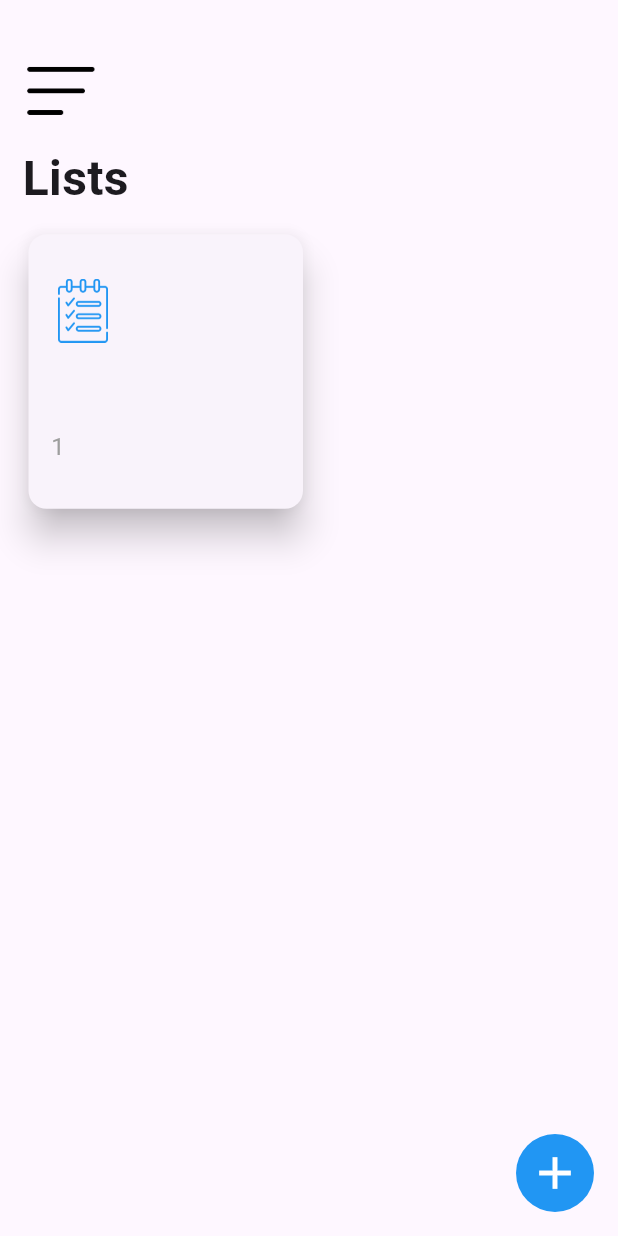
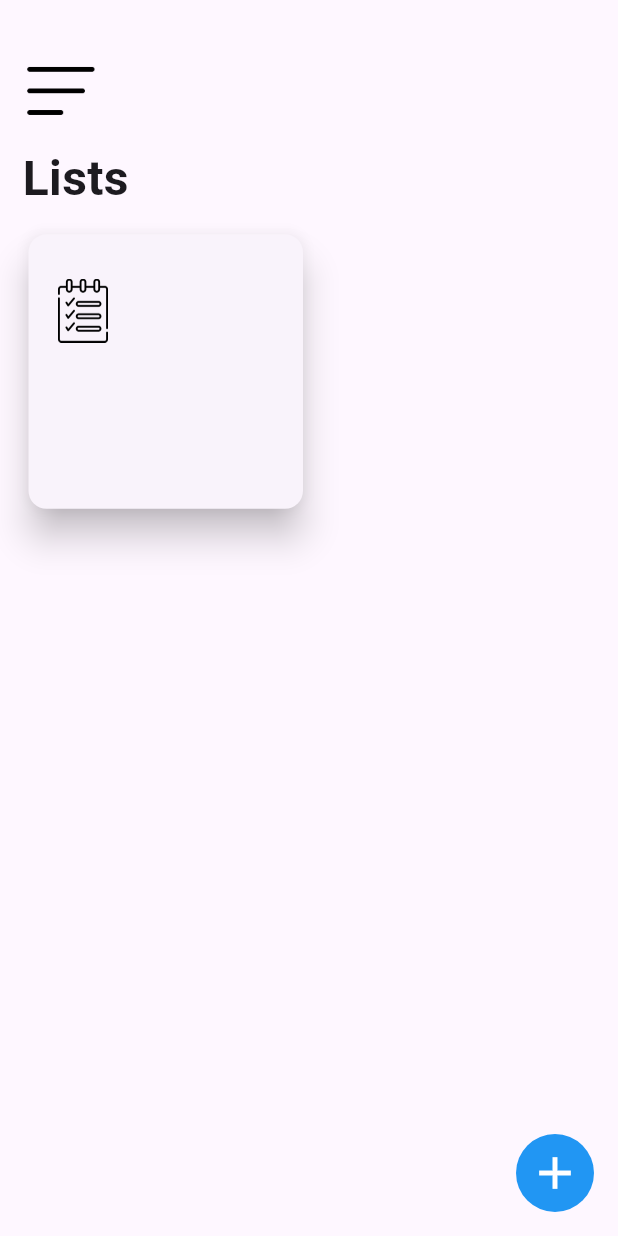
Before and after one commit to yas-sisodia/todo_with_category, a Flutter app: the CreateTaskPage screen opened directly, after a tap on "CREATE", on a phone screen of 412 x 824 dp. Run offline on Flutter 3.47's test engine with Material 2 defaults, Android fonts, the phone set to English and light mode, and no system bars.

Commit message:
Todo done

```diff
--- a/lib/create_task_page.dart
+++ b/lib/create_task_page.dart
@@ -176,10 +176,23 @@ class _CreateTaskPageState extends State<CreateTaskPage> {
                 ),
                 GestureDetector(
                   onTap: () {
+                    String? path;
+                    if (taskName.text.toLowerCase() == "work") {
+                      path = "assets/working.png";
+                    } else if (taskName.text.toLowerCase() == "music") {
+                      path = "assets/music.png";
+                    } else if (taskName.text.toLowerCase() == "travel") {
+                      path = "assets/travel.png";
+                    } else if (taskName.text.toLowerCase() == "study") {
+                      path = "assets/study.png";
+                    } else {
+                      path = "assets/all.png";
+                    }
                     TodoModel todoModel = TodoModel(
                         id: indexCounter,
                         title: taskName.text,
-                        description: taskDetails.text);
+                        description: taskDetails.text,
+                        imageUrl: path);
                     provider.addItemsInList(
                         todoModel, indexCounter, taskName.text, context);
                     indexCounter++;
--- a/lib/home_page.dart
+++ b/lib/home_page.dart
@@ -36,7 +36,10 @@ class _HomePageState extends State<HomePage> {
                 style: TextStyle(fontWeight: FontWeight.bold, fontSize: 32),
               ),
               Consumer<CreateTaskProvider>(builder: ((context, value, child) {
-                var categoryList = value.categoryList.keys.toList();
+                // var categoryList = value.categoryList.keys.toList();
+                var categoryList = value.categoryList;
+                // var list = value.categoryList;
+
                 return GridView.builder(
                   padding: const EdgeInsets.only(top: 10),
                   physics: const NeverScrollableScrollPhysics(),
@@ -44,25 +47,41 @@ class _HomePageState extends State<HomePage> {
                   gridDelegate: const SliverGridDelegateWithFixedCrossAxisCount(
                       crossAxisCount: 2),
                   itemBuilder: (_, index) {
+                    // return InkWell(
+                    //   onTap: () {
+                    //     Navigator.push(
+                    //         context,
+                    //         MaterialPageRoute(
+                    //             builder: (_) => TaskDetailsPage(
+                    //                   index: "TaskDetailsPage",
+                    //                 )));
+                    //   },
+                    //   child: CustomCard(
+                    //       taskName: categoryList[index],
+                    //       numberOfTasks: (value
+                    //                   .categoryList[categoryList[index]]
+                    //                   ?.todos
+                    //                   ?.length ??
+                    //               0)
+                    //           .toString(),
+                    //       image: value.categoryList[index]?.imageUrl ??
+                    //           "assets/all.png"),
+                    // );
                     return InkWell(
                       onTap: () {
                         Navigator.push(
                             context,
                             MaterialPageRoute(
                                 builder: (_) => TaskDetailsPage(
-                                      index: "TaskDetailsPage",
+                                      index: index,
                                     )));
                       },
                       child: CustomCard(
-                          taskName: categoryList[index],
-                          numberOfTasks: (value
-                                      .categoryList[categoryList[index]]
-                                      ?.todos
-                                      ?.length ??
-                                  0)
-                              .toString(),
-                          image: value.categoryList[index]?.imageUrl ??
-                              "assets/all.png"),
+                          taskName: categoryList[index].title.toString(),
+                          numberOfTasks:
+                              (value.categoryList.length ?? 0).toString(),
+                          // image: value.categoryList[index].imageUrl ??
+                          image: value.categoryList[index].imageUrl.toString() ),
                     );
                   },
                   itemCount: value.categoryList.length,
--- a/lib/model/todo_model.dart
+++ b/lib/model/todo_model.dart
@@ -3,25 +3,27 @@ class TodoModel {
   int? id;
   String? title;
   String? description;
+  String? imageUrl;
   TodoModel({
     this.id,
     this.title,
     this.description,
+    this.imageUrl
   });
 
 }
 
-class Category {
+// class Category {
 
-  int? id;
-  String? title;
-  String? imageUrl;
-  List<TodoModel>? todos;
-  Category({
-    this.id,
-    this.title,
-    this.imageUrl,
-    this.todos,
-  });
+//   int? id;
+//   String? title;
+//   String? imageUrl;
+//   List<TodoModel>? todos;
+//   Category({
+//     this.id,
+//     this.title,
+//     this.imageUrl,
+//     this.todos,
+//   });
 
-}
+// }
--- a/lib/provider/create_task_provider.dart
+++ b/lib/provider/create_task_provider.dart
@@ -1,31 +1,34 @@
 import 'package:flutter/material.dart';
+import 'package:todo_app/home_page.dart';
 import '../model/todo_model.dart';
 
 class CreateTaskProvider extends ChangeNotifier {
   var cartegorySize = 0;
-  Map<String, Category> categoryList = {
-    // "All": Category(
-    //   id: 1,
-    //   title: "All",
-    // ),
-    // "Home": Category(
-    //   id: 2,
-    //   title: "Home",
-    // ),
-  };
+  // Map<String, Category> categoryList = {};
+  List<TodoModel> categoryList = [];
+  // {
+  //   // "All": Category(
+  //   //   id: 1,
+  //   //   title: "All",
+  //   // ),
+  //   // "Home": Category(
+  //   //   id: 2,
+  //   //   title: "Home",
+  //   // ),
+  // };
+
   void addItemsInList(TodoModel todoModel, int indexCounter, String title,
       BuildContext context) {
-        String? path;
-        if(title.toLowerCase() == "work"){
-          path = "assets/working.png";
-        }
-    if (categoryList[title.toLowerCase()] == null) {
-      categoryList[title.toLowerCase()] =
-          Category(title: title.toLowerCase(), id: ++cartegorySize, imageUrl: path);
-    }
-    categoryList[title.toLowerCase()]?.todos ??= [];
-    categoryList[title.toLowerCase()]?.todos?.add(todoModel);
+    // if (categoryList[title.toLowerCase()] == null) {
+    //   categoryList[title.toLowerCase()] =
+    //       Category(title: title.toLowerCase(), id: ++cartegorySize, imageUrl: path);
+    // }
+    // categoryList[title.toLowerCase()]?.todos ??= [];
+    // categoryList[title.toLowerCase()]?.todos?.add(todoModel);
+    categoryList.add(todoModel);
     notifyListeners();
-    Navigator.pop(context);
+    // Navigator.pop(context);
+    Navigator.pushReplacement(
+        context, MaterialPageRoute(builder: (_) => HomePage()));
   }
 }
--- a/lib/widgets/custom_widget.dart
+++ b/lib/widgets/custom_widget.dart
@@ -31,9 +31,9 @@ class _CustomCardState extends State<CustomCard> {
           mainAxisAlignment: MainAxisAlignment.spaceAround,
           children: [
             Image.asset(
-              'assets/all.png',
+              widget.image,
               scale: 12,
-              color: Colors.blue,
+              // color: Colors.blue,
             ),
             Column(
               crossAxisAlignment: CrossAxisAlignment.start,
@@ -45,7 +45,8 @@ class _CustomCardState extends State<CustomCard> {
                 ),
                 Text(
                   // widget.numberOfTasks,
-                  widget.numberOfTasks,
+                  // widget.numberOfTasks,
+                  "",
                   style: TextStyle(color: Colors.grey, fontSize: 16),
                 )
               ],
```
Also changed, not shown: lib/task_details_page.dart (+31 -7 lines), assets/music.png (added), assets/study.png (added), assets/travel.png (added).
